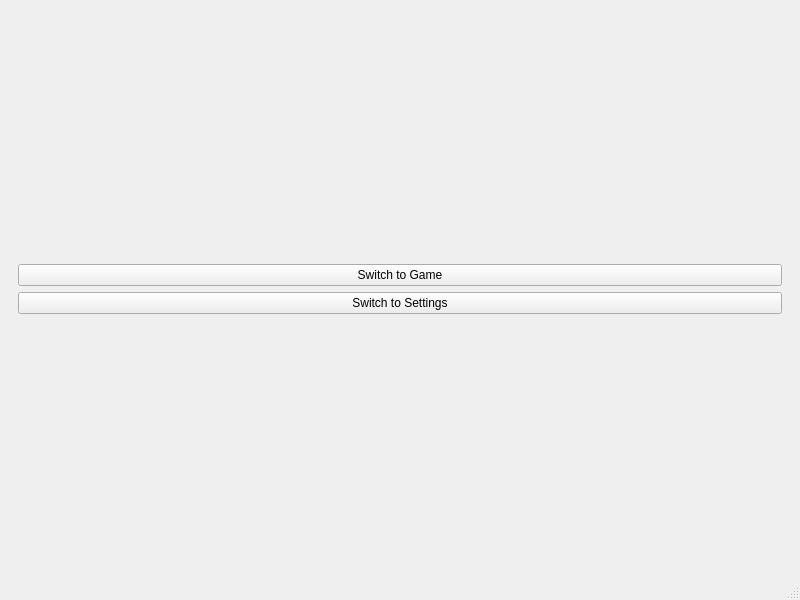
Old version of the form src/Screens/MainScreen/mainscreen.ui in the repository Gustopoll/TheCards.
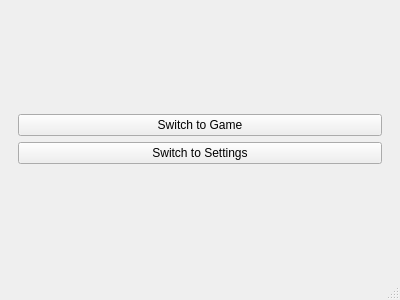
New version of the form.

What changed in the file:
```diff
--- a/src/Screens/MainScreen/mainscreen.ui
+++ b/src/Screens/MainScreen/mainscreen.ui
@@ -6,8 +6,8 @@
    <rect>
     <x>0</x>
     <y>0</y>
-    <width>800</width>
-    <height>600</height>
+    <width>400</width>
+    <height>300</height>
    </rect>
   </property>
   <property name="windowTitle">
```
Left out of the diff: 4 changed lines with no effect on the pictures.
